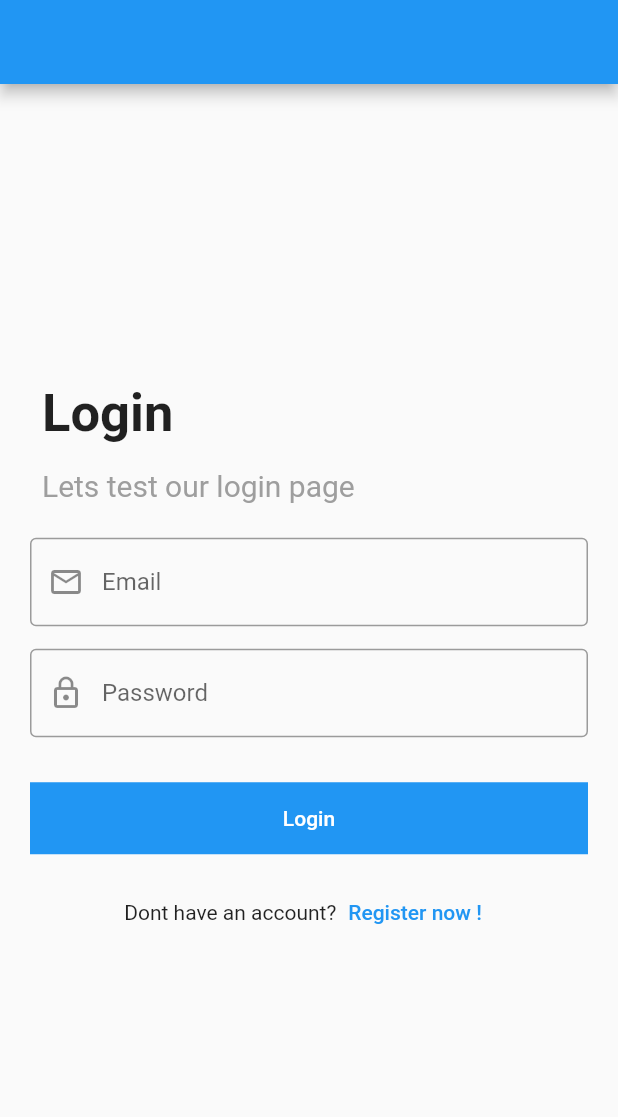
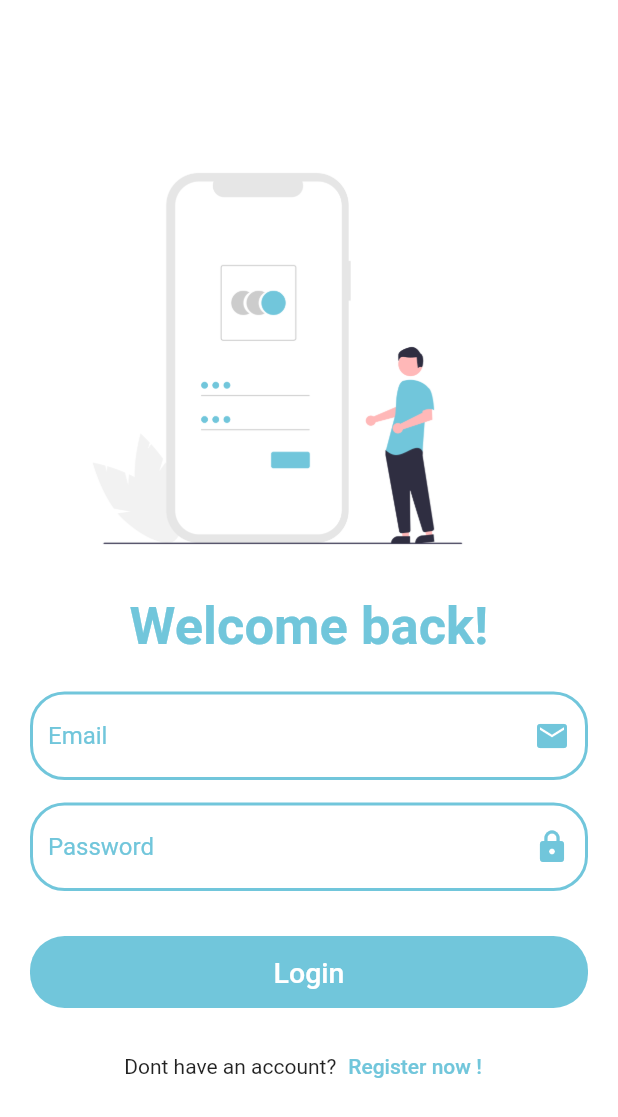
Before and after one commit to Nadineh-dev/Autikid_application, a Flutter app: the screen it shows after launch, on a phone screen of 412 x 824 dp. Shown: the top 1117 px of the screen. Run offline on Flutter 3.47's test engine with Material 2 defaults, Android fonts, the phone set to English and light mode, and no system bars; our stand-ins replace animated_splash_screen, bloc, conditional_builder_null_safety, dio, flutter_bloc, fluttertoast and 1 more; accounts and stored records are empty.

Commit message:
third commit

```diff
--- a/lib/main.dart
+++ b/lib/main.dart
@@ -2,6 +2,7 @@ import 'package:bloc/bloc.dart';
 import 'package:flutter/material.dart';
 import 'package:animated_splash_screen/animated_splash_screen.dart';
 import 'package:flutter/material.dart';
+import 'package:project2/screens/home_screen.dart';
 //import 'package:page_transition/page_transition.dart';
 import 'package:project2/screens/login_screen.dart';
 import 'bloc_observer.dart';
@@ -20,6 +21,9 @@ class AutikidApp extends StatelessWidget {
   @override
   Widget build(BuildContext context) {
     return MaterialApp(
+        routes:{
+          HomeScreen.id:(context) {return HomeScreen();}
+        } ,
         title: 'Clean Code',
         debugShowCheckedModeBanner: false,
         home: AnimatedSplashScreen(
--- a/lib/network/remote/dio_helper.dart
+++ b/lib/network/remote/dio_helper.dart
@@ -6,7 +6,7 @@ class DioHelper {
 
    static init(){
     dio=Dio(BaseOptions(
-      baseUrl: "http://192.168.1.205:9000/api/",
+      baseUrl: "http://192.168.1.206:9000/api/",
       receiveDataWhenStatusError: true,
 
       ));
--- a/lib/screens/home_screen.dart
+++ b/lib/screens/home_screen.dart
@@ -8,7 +8,9 @@ import '../cubit/cubit.dart';
 import '../cubit/states.dart';
 
 class HomeScreen extends StatelessWidget {
-  const HomeScreen({Key? key}) : super(key: key);
+   HomeScreen({Key? key}) : super(key: key);
+
+  static String id="HomeScreen";
 
   @override
   Widget build(BuildContext context) {
--- a/lib/screens/login_screen.dart
+++ b/lib/screens/login_screen.dart
@@ -34,12 +34,7 @@ class LoginScreen extends StatelessWidget {
                   textColor: Colors.white,
                   fontSize: 16.0);
 
-              Navigator.push(
-                context,
-                MaterialPageRoute(
-                  builder: (context) => HomeScreen(),
-                ),
-              );
+              Navigator.pushNamed(context, HomeScreen.id);
             } else {
               print(state.loginModel.message);
               Fluttertoast.showToast(
@@ -55,8 +50,7 @@ class LoginScreen extends StatelessWidget {
           ;
         },
         builder: (context, state) {
-          return Scaffold(
-              appBar: AppBar(),
+          return Scaffold(backgroundColor: Colors.white,
               body: Center(
             child: SingleChildScrollView(
               child: Padding(
@@ -66,20 +60,21 @@ class LoginScreen extends StatelessWidget {
                   child: Column(
                     crossAxisAlignment: CrossAxisAlignment.start,
                     children: [
-                          Padding(
-                            padding: const EdgeInsets.all(8.0),
-                            child: Text(
-                              "Login",
-                              style: TextStyle(
-                                  fontSize: 35, fontWeight: FontWeight.bold),
-                            ),
+                      Image.asset(
+                        "assets/images/undraw_Access_account_re_8spm.png",
+                        height: 300,
+                        width: 330,
                       ),
                       Padding(
                         padding: const EdgeInsets.all(8.0),
+                        child: Center(
                           child: Text(
-                              "Lets test our login page",
-                              style:
-                                  TextStyle(fontSize: 20, color: Colors.grey),
+                            "Welcome back!",
+                            style: TextStyle(
+                                fontSize: 35,
+                                fontWeight: FontWeight.bold,
+                                color: Color(0xff71C6DB)),
+                          ),
                         ),
                       ),
                       SizedBox(
@@ -94,10 +89,20 @@ class LoginScreen extends StatelessWidget {
                             }
                           },
                           decoration: InputDecoration(
-                                labelText: "Email",
-                                prefixIcon: Icon(Icons.email_outlined),
-                                border: OutlineInputBorder()),
+                              suffixIcon: Icon(
+                                Icons.email,
+                                color: Color(0xff71c6db),
                               ),
+                              border: OutlineInputBorder(
+                                  borderRadius: BorderRadius.circular(23),
+                                  borderSide: BorderSide(
+                                      color: Color(0xff71c6db), width: 2)),
+                              hintText: "Email",
+                              hintStyle: TextStyle(color: Color(0xff71c6db)),
+                              enabledBorder: OutlineInputBorder(
+                                  borderRadius: BorderRadius.circular(23),
+                                  borderSide: BorderSide(
+                                      color: Color(0xff71c6db), width: 2)))),
                       SizedBox(height: 15),
                       TextFormField(
                         controller: passwordController,
@@ -109,15 +114,28 @@ class LoginScreen extends StatelessWidget {
                         },
                         obscureText: true,
                         decoration: InputDecoration(
-                                labelText: "Password",
-                                prefixIcon: Icon(Icons.lock_outline),
-                                border: OutlineInputBorder()),
+                            suffixIcon: Icon(
+                              Icons.lock,
+                              color: Color(0xff71c6db),
+                            ),
+                            border: OutlineInputBorder(
+                                borderRadius: BorderRadius.circular(23),
+                                borderSide: BorderSide(
+                                    color: Color(0xff71c6db), width: 2)),
+                            hintText: "Password",
+                            hintStyle: TextStyle(color: Color(0xff71c6db)),
+                            enabledBorder: OutlineInputBorder(
+                                borderRadius: BorderRadius.circular(23),
+                                borderSide: BorderSide(
+                                    color: Color(0xff71c6db), width: 2))),
                       ),
                       SizedBox(height: 30),
                       ConditionalBuilder(
                         builder: ((context) => Container(
+                              decoration: BoxDecoration(
+                                  color: Color(0xff71c6db),
+                                  borderRadius: BorderRadius.circular(23)),
                               width: double.infinity,
-                                  color: Colors.blue,
                               child: MaterialButton(
                                 onPressed: () {
                                   if (formKey.currentState!.validate()) {
@@ -128,7 +146,8 @@ class LoginScreen extends StatelessWidget {
                                 },
                                 child: Text(
                                   "Login",
-                                      style: TextStyle(color: Colors.white),
+                                  style: TextStyle(
+                                      color: Colors.white, fontSize: 19),
                                 ),
                               ),
                             )),
@@ -148,7 +167,10 @@ class LoginScreen extends StatelessWidget {
                                   return RegisterScreen();
                                 }));
                               },
-                                  child: Text("Register now !"))
+                              child: Text(
+                                "Register now !",
+                                style: TextStyle(color: Color(0xff71C6DB)),
+                              ))
                         ],
                       )
                     ],
```
Also changed, not shown: assets/images/undraw_Access_account_re_8spm.png (added). Lines whose indentation alone changed are shown as unchanged.
